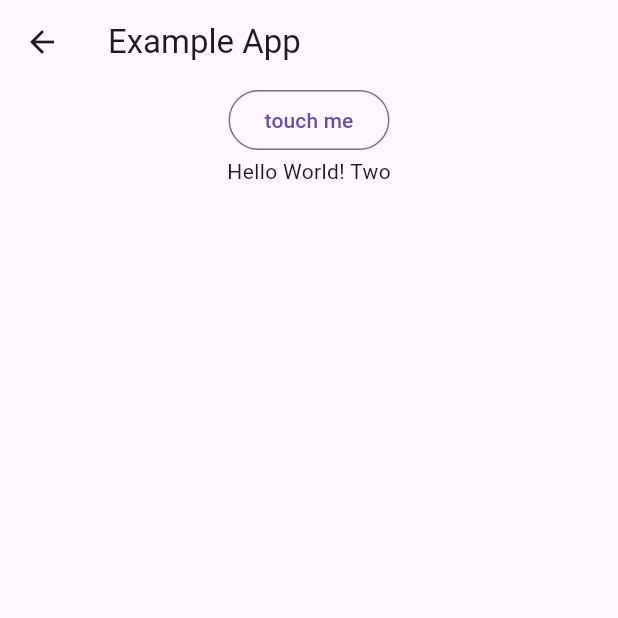
After one commit to luismiac93/base_app_credible, a Flutter app: the LoginScreen screen opened directly, on a phone screen of 412 x 824 dp, the top half of it. The commit adds this screen. Run offline on Flutter 3.47's test engine with Material 2 defaults, Android fonts, the phone set to English and light mode, and no system bars; our stand-ins replace auto_route, dartz, dio, flutter_riverpod, freezed_annotation, shared_preferences; accounts and stored records are empty; generated files the repository leaves out were written again; network calls fail.

```diff
--- /dev/null
+++ b/lib/login/presentation/screen/login_screen.dart
@@ -0,0 +1,43 @@
+import 'package:auto_route/annotations.dart';
+import 'package:base_app/example/shared/providers.dart';
+import 'package:base_app/l10n/l10n.dart';
+import 'package:flutter/material.dart';
+import 'package:flutter_riverpod/flutter_riverpod.dart';
+
+@RoutePage()
+class LoginScreen extends ConsumerStatefulWidget {
+  const LoginScreen({Key? key}) : super(key: key);
+
+  @override
+  ConsumerState<LoginScreen> createState() => _ExampleScreenState();
+}
+
+class _ExampleScreenState extends ConsumerState<LoginScreen> {
+  @override
+  void initState() {
+    Future.microtask(
+        () => ref.read(exampleNotifierProvider.notifier).getExample());
+    super.initState();
+  }
+
+  @override
+  Widget build(BuildContext context) {
+    final state = ref.watch(exampleNotifierProvider);
+    return Scaffold(
+      appBar: AppBar(
+        title: Text(context.l10n.appName),
+      ),
+      body: Center(
+        child: Column(
+          children: [
+            OutlinedButton(
+              onPressed: () {},
+              child: Text("touch me"),
+            ),
+            Text(context.l10n.helloWorld)
+          ],
+        ),
+      ),
+    );
+  }
+}
--- a/pubspec.yaml
+++ b/pubspec.yaml
@@ -18,6 +18,7 @@ dependencies:
   freezed_annotation: ^2.2.0
   intl: any
   json_annotation: ^4.8.1
+  shared_preferences: ^2.2.0
 
 dev_dependencies:
   flutter_test:
```
Also changed, not shown: lib/core/domain/user.dart (added, +22 -0 lines), lib/core/infrastructure/core_repository.dart (added, +68 -0 lines), lib/core/infrastructure/dto/user_dto.dart (added, +43 -0 lines), lib/core/infrastructure/remote_service/core_service.dart (added, +91 -0 lines), lib/example/shared/providers.dart (+15 -0 lines), pubspec.lock, 1 other file.
